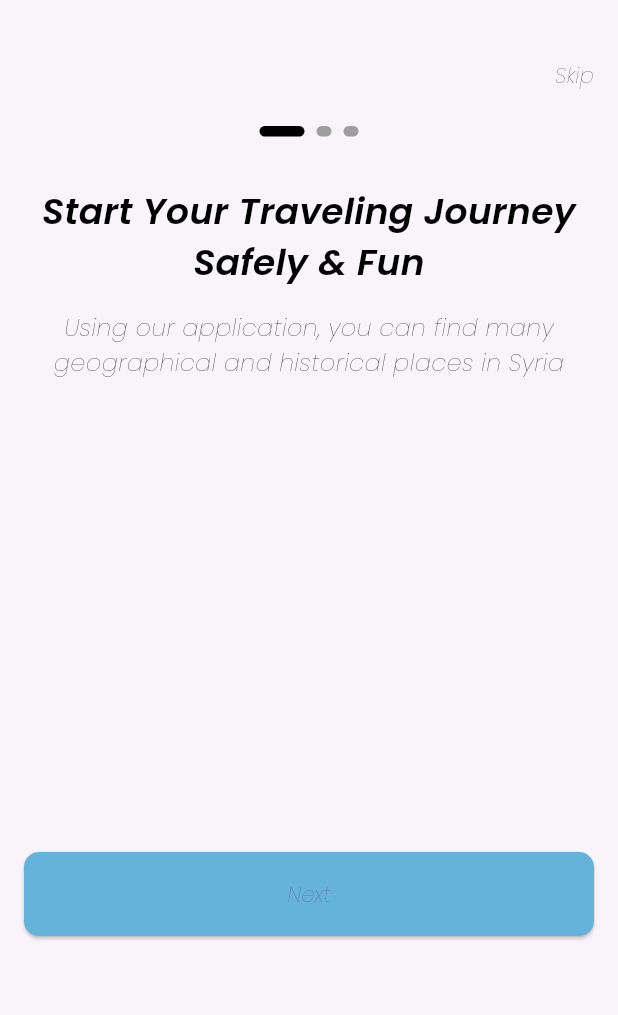
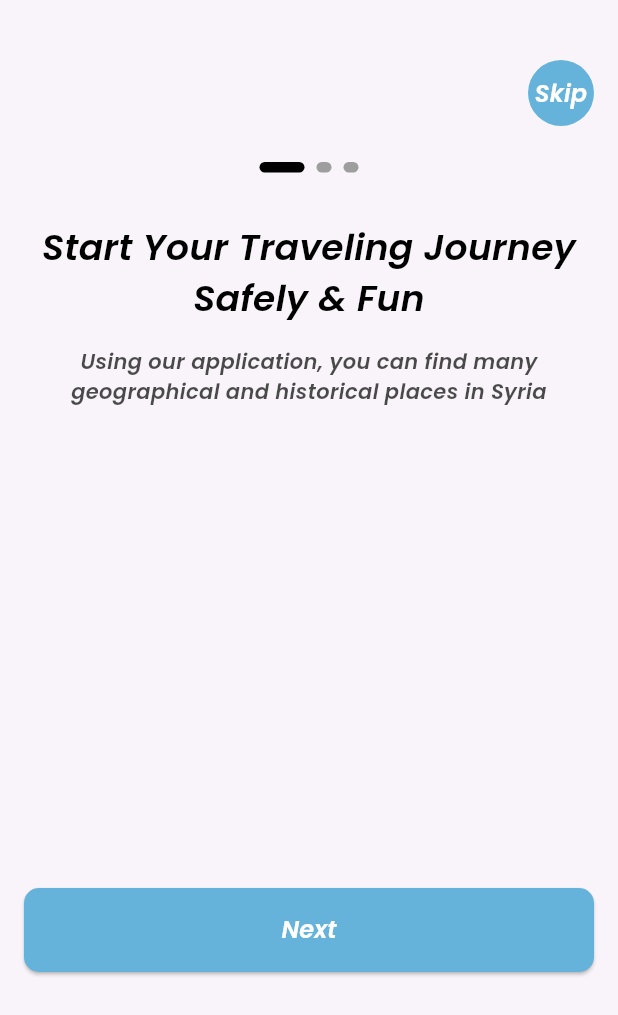
Before and after one commit to Ahmad01Almasri/Tourist_Guide_App, a Flutter app: the screen it shows after launch, on a phone screen of 412 x 824 dp. Shown: the top 1015 px of the screen. Run offline on Flutter 3.47's test engine with Material 3 defaults, Android fonts, the phone set to English and light mode, and no system bars; drawn by our look-alikes of smooth_page_indicator; our stand-ins replace cached_network_image, fluttertoast, get_it, go_router, shared_preferences, shimmer.

Commit message:
text style (onBoardinng)

```diff
--- a/lib/core/utils/app_assets.dart
+++ b/lib/core/utils/app_assets.dart
@@ -1,5 +1,8 @@
 class Assets {
   Assets._();
+
+  /// Assets for imagesDetails1
+  static const String logoApp = "assets/images/logo.png";
 
   /// Assets for imagesDetails1
   /// assets/images/details1.svg
@@ -35,7 +38,8 @@ class Assets {
 
   /// Assets for imagesHomeIconActive
   /// assets/images/home-icon-active.svg
-  static const String imagesHomeIconActive = "assets/images/home-icon-active.svg";
+  static const String imagesHomeIconActive =
+      "assets/images/home-icon-active.svg";
 
   /// Assets for imagesMenu
   /// assets/images/menu.svg
@@ -43,15 +47,15 @@ class Assets {
 
   /// Assets for imagesOnBoarding
   /// assets/images/onBoarding.png
-  static const String imagesOnBoarding = "assets/images/onBoarding.png";
+  static const String imagesOnBoarding = "assets/images/aleppo.jpg";
 
   /// Assets for imagesOnBoarding1
   /// assets/images/onBoarding1.png
-  static const String imagesOnBoarding1 = "assets/images/onBoarding1.png";
+  static const String imagesOnBoarding1 = "assets/images/aleppo.jpg";
 
   /// Assets for imagesOnBoarding2
   /// assets/images/onBoarding2.png
-  static const String imagesOnBoarding2 = "assets/images/onBoarding2.png";
+  static const String imagesOnBoarding2 = "assets/images/aleppo.jpg";
 
   /// Assets for imagesPerson
   /// assets/images/person.svg
@@ -75,7 +79,8 @@ class Assets {
 
   /// Assets for imagesShoppingCartActive
   /// assets/images/shopping-cart-active.svg
-  static const String imagesShoppingCartActive = "assets/images/shopping-cart-active.svg";
+  static const String imagesShoppingCartActive =
+      "assets/images/shopping-cart-active.svg";
 
   /// Assets for imagesSucccesOrder
   /// assets/images/succcesOrder.png
--- a/lib/core/utils/app_colors.dart
+++ b/lib/core/utils/app_colors.dart
@@ -7,5 +7,6 @@ abstract class AppColors {
   static Color grey = const Color(0xffC4C4C4);
   static Color deepGrey = const Color(0xff6F6460);
   static Color lightGrey = const Color(0xffB4B4B4);
-  static Color black = Colors.black;
+  static Color black = const Color(0xff000000);
+  static Color white = const Color(0xffFFFFFF);
 }
--- a/lib/core/utils/app_strings.dart
+++ b/lib/core/utils/app_strings.dart
@@ -5,6 +5,7 @@ abstract class AppStrings {
       //!On Boarding Strings
       skip = "Skip",
       next = "Next",
+      have = "Have",
       createAccount = "Create Account",
       loginNow = "Login Now",
       //!Auth Strings
--- a/lib/core/utils/app_text_styles.dart
+++ b/lib/core/utils/app_text_styles.dart
@@ -3,46 +3,39 @@ import 'package:flutter/material.dart';
 import 'app_colors.dart';
 
 abstract class AppTextStyles {
-  static final poppins600style64 = TextStyle(
+  static final poppins600style40 = TextStyle(
     fontSize: 40,
     fontWeight: FontWeight.w600,
     color: AppColors.primaryColor,
-    fontFamily: "Poppins",
   );
   static final poppins400style12 = TextStyle(
     fontSize: 12,
     fontWeight: FontWeight.w400,
     color: AppColors.deepGrey,
-    fontFamily: "Poppins",
   );
   static final poppins500style18 = TextStyle(
     fontSize: 18,
     fontWeight: FontWeight.w500,
     color: AppColors.grey,
-    fontFamily: "Poppins",
   );
-  static const poppins500style24 = TextStyle(
+  static final poppins500style24 = TextStyle(
     fontSize: 24,
     fontWeight: FontWeight.w500,
-    color: Colors.black,
-    fontFamily: "Poppins",
+    color: AppColors.black,
   );
-  static final poppins500style14 = TextStyle(
+  static final poppinsw600style14 = TextStyle(
     fontSize: 14,
-    fontWeight: FontWeight.w500,
-    color: AppColors.deepBrown,
-    fontFamily: "Poppins",
+    fontWeight: FontWeight.w600,
+    color: AppColors.white,
   );
-  static const poppins300style16 = TextStyle(
+  static final poppins300style16 = TextStyle(
     fontSize: 16,
-    fontWeight: FontWeight.w300,
-    color: Colors.black,
-    fontFamily: "Poppins",
+    fontWeight: FontWeight.bold,
+    color: AppColors.white,
   );
   static final poppins400style20 = TextStyle(
     fontSize: 20,
     fontWeight: FontWeight.w400,
     color: AppColors.deepBrown,
-    fontFamily: "Poppins",
   );
 }
--- a/lib/core/widgets/custom_btn.dart
+++ b/lib/core/widgets/custom_btn.dart
@@ -1,6 +1,7 @@
 import 'package:flutter/material.dart';
 
 import '../utils/app_colors.dart';
+import '../utils/app_text_styles.dart';
 
 class CustomBtn extends StatelessWidget {
   const CustomBtn({super.key, this.color, required this.text, this.onPressed});
@@ -20,11 +21,7 @@ class CustomBtn extends StatelessWidget {
             borderRadius: BorderRadius.circular(10),
           ),
         ),
-        child: Text(
-          text,
-          // style: CustomTextStyles.poppins500style24
-          //     .copyWith(fontSize: 18, color: AppColors.offWhite),
-        ),
+        child: Text(text, style: AppTextStyles.poppins300style16),
       ),
     );
   }
--- a/lib/features/on_boarding/data/models/on_boarding_model.dart
+++ b/lib/features/on_boarding/data/models/on_boarding_model.dart
@@ -1,10 +1,10 @@
 class OnBoardingModel {
-  // final String imagePath;
+  final String imagePath;
   final String title;
   final String subTitle;
 
   OnBoardingModel({
-    // required this.imagePath,
+    required this.imagePath,
     required this.title,
     required this.subTitle,
   });
@@ -12,18 +12,18 @@ class OnBoardingModel {
 
 List<OnBoardingModel> onBoardingData = [
   OnBoardingModel(
-    // imagePath: "Assets.imagesOnBoarding1",
+    imagePath: "Assets.imagesOnBoarding1",
     title: "Start Your Traveling Journey Safely & Fun",
     subTitle:
         "Using our application, you can find many geographical and historical places in Syria ",
   ),
   OnBoardingModel(
-    // imagePath: "Assets.imagesOnBoarding2",
+    imagePath: "Assets.imagesOnBoarding2",
     title: "From every place in Syria",
     subTitle: "A large variety of ancient places from all over Syria",
   ),
   OnBoardingModel(
-    // imagePath: "Assets.imagesOnBoarding",
+    imagePath: "Assets.imagesOnBoarding",
     title: "Using modern AI technology for better user experience",
     subTitle:
         "AI provide recommendations and helps you to continue the search journey",
--- a/lib/features/on_boarding/presentation/views/on_boarding_view.dart
+++ b/lib/features/on_boarding/presentation/views/on_boarding_view.dart
@@ -32,17 +32,26 @@ class _OnBoardingViewState extends State<OnBoardingView> {
                   customReplacementNavigate(context, "/signIn");
                 },
               ),
+              StatefulBuilder(
+                builder: (context, mysetState) {
+                  return Column(
+                    children: [
                       OnBoardingWidgetBody(
                         onPageChanged: (index) {
-                  setState(() {
+                          mysetState(() {
                             currentIndex = index;
                           });
                         },
                         controller: _controller,
                       ),
                       const SizedBox(height: 8),
-              GetButtons(currentIndex: currentIndex, controller: _controller),
+                      GetButtons(
+                          currentIndex: currentIndex, controller: _controller),
                       const SizedBox(height: 17),
+                    ],
+                  );
+                },
+              ),
             ],
           ),
         ),
--- a/lib/features/on_boarding/presentation/views/widgets/custom_nav_bar.dart
+++ b/lib/features/on_boarding/presentation/views/widgets/custom_nav_bar.dart
@@ -1,4 +1,7 @@
 import 'package:flutter/material.dart';
+import 'package:tourist_guide/core/utils/app_colors.dart';
+import 'package:tourist_guide/core/utils/app_strings.dart';
+import 'package:tourist_guide/core/utils/app_text_styles.dart';
 
 class CustomNavBar extends StatelessWidget {
   const CustomNavBar({
@@ -12,7 +15,14 @@ class CustomNavBar extends StatelessWidget {
       alignment: Alignment.centerRight,
       child: GestureDetector(
         onTap: onTap,
-        child: Text("Skip"),
+        child: CircleAvatar(
+          radius: 22,
+          backgroundColor: AppColors.primaryColor,
+          child: Text(
+            AppStrings.skip,
+            style: AppTextStyles.poppins300style16,
+          ),
+        ),
       ),
     );
   }
--- a/lib/features/on_boarding/presentation/views/widgets/custom_smooth_page_indicator.dart
+++ b/lib/features/on_boarding/presentation/views/widgets/custom_smooth_page_indicator.dart
@@ -1,5 +1,6 @@
 import 'package:flutter/material.dart';
 import 'package:smooth_page_indicator/smooth_page_indicator.dart';
+import 'package:tourist_guide/core/utils/app_colors.dart';
 
 class CustomSmoothPageIndicator extends StatelessWidget {
   const CustomSmoothPageIndicator({super.key, required this.controller});
@@ -10,7 +11,7 @@ class CustomSmoothPageIndicator extends StatelessWidget {
       controller: controller,
       count: 3,
       effect: ExpandingDotsEffect(
-        activeDotColor: Colors.black,
+        activeDotColor: AppColors.black,
         dotHeight: 7,
         dotWidth: 10,
       ),
--- a/lib/features/on_boarding/presentation/views/widgets/get_buttons.dart
+++ b/lib/features/on_boarding/presentation/views/widgets/get_buttons.dart
@@ -1,4 +1,5 @@
 import 'package:flutter/material.dart';
+import 'package:tourist_guide/core/utils/app_strings.dart';
 
 import '../../../../../core/functions/navigation.dart';
 import '../../../../../core/widgets/custom_btn.dart';
@@ -18,7 +19,7 @@ class GetButtons extends StatelessWidget {
             ? Column(
                 children: [
                   CustomBtn(
-                    text: "createAccount",
+                    text: AppStrings.createAccount,
                     onPressed: () {
                       onBoardingVisited();
                       customReplacementNavigate(context, "/signUp");
@@ -26,7 +27,7 @@ class GetButtons extends StatelessWidget {
                   ),
                   const SizedBox(height: 16),
                   CustomBtn(
-                    text: "have",
+                    text: AppStrings.have,
                     onPressed: () {
                       onBoardingVisited();
                       customReplacementNavigate(context, "/signUp");
@@ -35,7 +36,7 @@ class GetButtons extends StatelessWidget {
                 ],
               )
             : CustomBtn(
-                text: "Next",
+                text: AppStrings.next,
                 onPressed: () {
                   controller.nextPage(
                     duration: const Duration(microseconds: 200),
--- a/lib/features/on_boarding/presentation/views/widgets/on_boarding_widget_body.dart
+++ b/lib/features/on_boarding/presentation/views/widgets/on_boarding_widget_body.dart
@@ -1,4 +1,5 @@
 import 'package:flutter/material.dart';
+import 'package:tourist_guide/core/utils/app_colors.dart';
 
 import '../../../../../core/utils/app_text_styles.dart';
 import '../../../data/models/on_boarding_model.dart';
@@ -47,7 +48,8 @@ class OnBoardingWidgetBody extends StatelessWidget {
               const SizedBox(height: 16),
               Text(
                 onBoardingData[index].subTitle,
-                style: AppTextStyles.poppins300style16,
+                style: AppTextStyles.poppinsw600style14
+                    .copyWith(color: AppColors.black.withOpacity(0.7)),
                 textAlign: TextAlign.center,
                 maxLines: 2,
                 overflow: TextOverflow.ellipsis,
--- a/lib/features/splash/presentation/views/splash_view.dart
+++ b/lib/features/splash/presentation/views/splash_view.dart
@@ -1,4 +1,5 @@
 import 'package:flutter/material.dart';
+import 'package:tourist_guide/core/utils/app_assets.dart';
 import 'package:tourist_guide/core/utils/app_colors.dart';
 import 'package:tourist_guide/core/utils/app_text_styles.dart';
 import 'package:tourist_guide/extensions/widget_extensions.dart';
@@ -98,11 +99,9 @@ class _SplashPageState extends State<SplashPage> with TickerProviderStateMixin {
                 child: Center(
                     child: Column(
                   children: [
-                    Image.asset(
-                        "assets/images/IMG_20240520_185909_833-removebg-preview.png",
-                        height: 200),
+                    Image.asset(Assets.logoApp, height: 200),
                     Text(AppStrings.appName,
-                        style: AppTextStyles.poppins600style64),
+                        style: AppTextStyles.poppins600style40),
                   ],
                 )),
               ),
```
Also changed, not shown: assets/images/aleppo.jpg (added), assets/images/logo.png (renamed from assets/images/IMG_20240520_185909_833-removebg-preview.png). Lines whose indentation alone changed are shown as unchanged.
